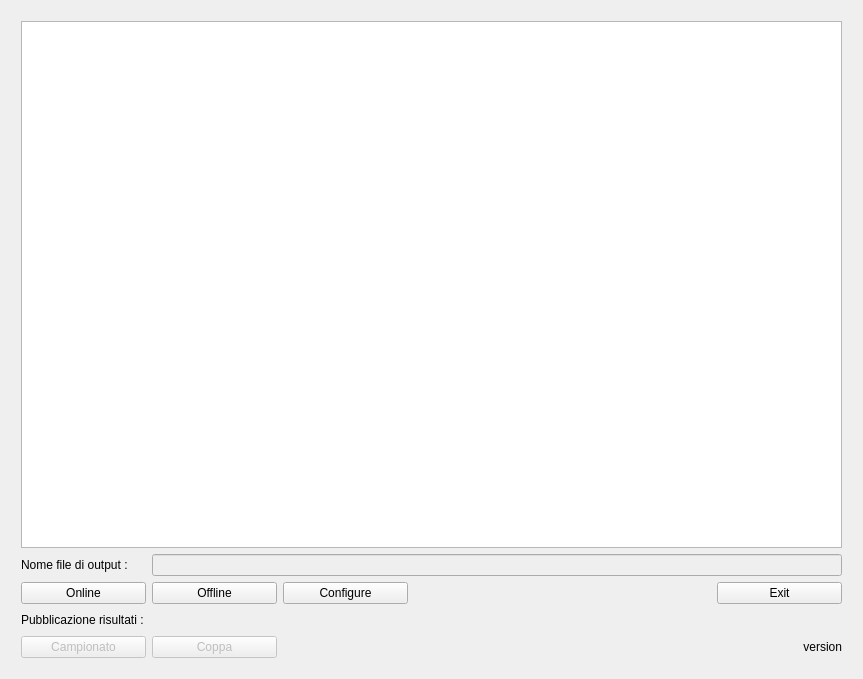
Old version of the form src/singletonQtLogger.ui in the repository wdastru/FantaCalcGui.
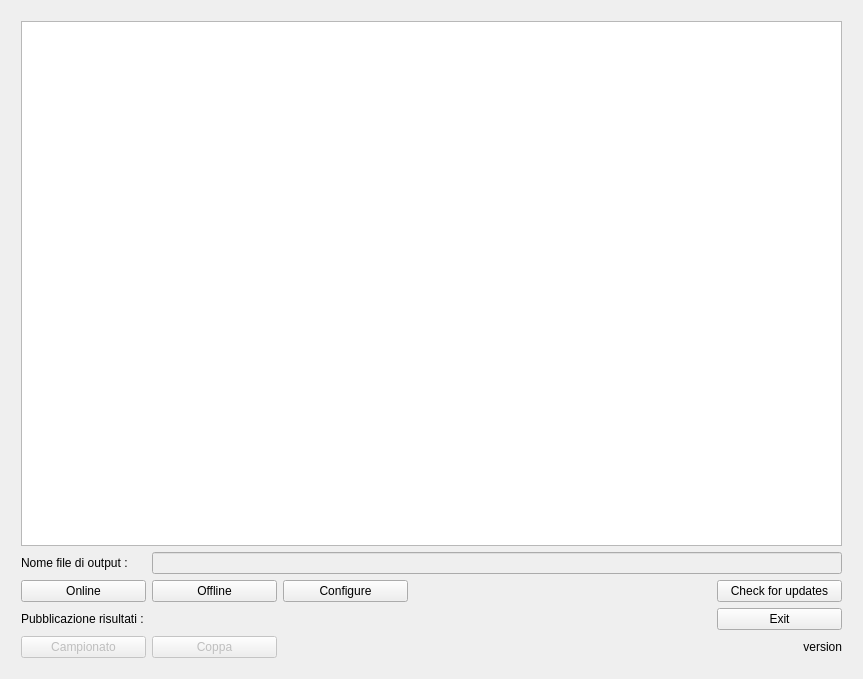
New version of the form.

Diff of the .ui file:
```diff
--- a/src/singletonQtLogger.ui
+++ b/src/singletonQtLogger.ui
@@ -26,14 +26,14 @@
        </property>
       </widget>
      </item>
-     <item row="1" column="1" colspan="6">
+     <item row="1" column="1" colspan="7">
       <widget class="QLineEdit" name="outputFileNameLineEdit">
        <property name="enabled">
         <bool>false</bool>
        </property>
       </widget>
      </item>
-     <item row="0" column="0" colspan="7">
+     <item row="0" column="0" colspan="8">
       <widget class="QPlainTextEdit" name="plainTextEdit">
        <property name="enabled">
         <bool>true</bool>
@@ -86,7 +86,7 @@
        </property>
       </widget>
      </item>
-     <item row="4" column="0">
+     <item row="6" column="0">
       <widget class="QPushButton" name="uploadCampButton">
        <property name="enabled">
         <bool>false</bool>
@@ -96,20 +96,7 @@
        </property>
       </widget>
      </item>
-     <item row="2" column="6">
-      <widget class="QPushButton" name="exitButton">
-       <property name="minimumSize">
-        <size>
-         <width>125</width>
-         <height>0</height>
-        </size>
-       </property>
-       <property name="text">
-        <string>Exit</string>
-       </property>
-      </widget>
-     </item>
-     <item row="4" column="2" colspan="5">
+     <item row="6" column="2" colspan="6">
       <widget class="QLabel" name="versionLabel">
        <property name="sizePolicy">
         <sizepolicy hsizetype="Expanding" vsizetype="Fixed">
@@ -125,7 +112,7 @@
        </property>
       </widget>
      </item>
-     <item row="2" column="3" colspan="3">
+     <item row="2" column="4" colspan="3">
       <spacer name="horizontalSpacer">
        <property name="orientation">
         <enum>Qt::Horizontal</enum>
@@ -138,14 +125,14 @@
        </property>
       </spacer>
      </item>
-     <item row="3" column="0" colspan="2">
+     <item row="5" column="0" colspan="2">
       <widget class="QLabel" name="uploadLabel">
        <property name="text">
         <string>Pubblicazione risultati :</string>
        </property>
       </widget>
      </item>
-     <item row="4" column="1">
+     <item row="6" column="1">
       <widget class="QPushButton" name="uploadCoppaButton">
        <property name="enabled">
         <bool>false</bool>
@@ -181,7 +168,7 @@
        </property>
       </widget>
      </item>
-     <item row="3" column="2" colspan="5">
+     <item row="5" column="2" colspan="5">
       <spacer name="horizontalSpacer_2">
        <property name="orientation">
         <enum>Qt::Horizontal</enum>
@@ -194,6 +181,26 @@
        </property>
       </spacer>
      </item>
+     <item row="2" column="7">
+      <widget class="QPushButton" name="updatesButton">
+       <property name="text">
+        <string>Check for updates</string>
+       </property>
+      </widget>
+     </item>
+     <item row="5" column="7">
+      <widget class="QPushButton" name="exitButton">
+       <property name="minimumSize">
+        <size>
+         <width>125</width>
+         <height>0</height>
+        </size>
+       </property>
+       <property name="text">
+        <string>Exit</string>
+       </property>
+      </widget>
+     </item>
     </layout>
    </item>
   </layout>
```
Left out of the diff: 17 changed lines with no effect on the pictures.
